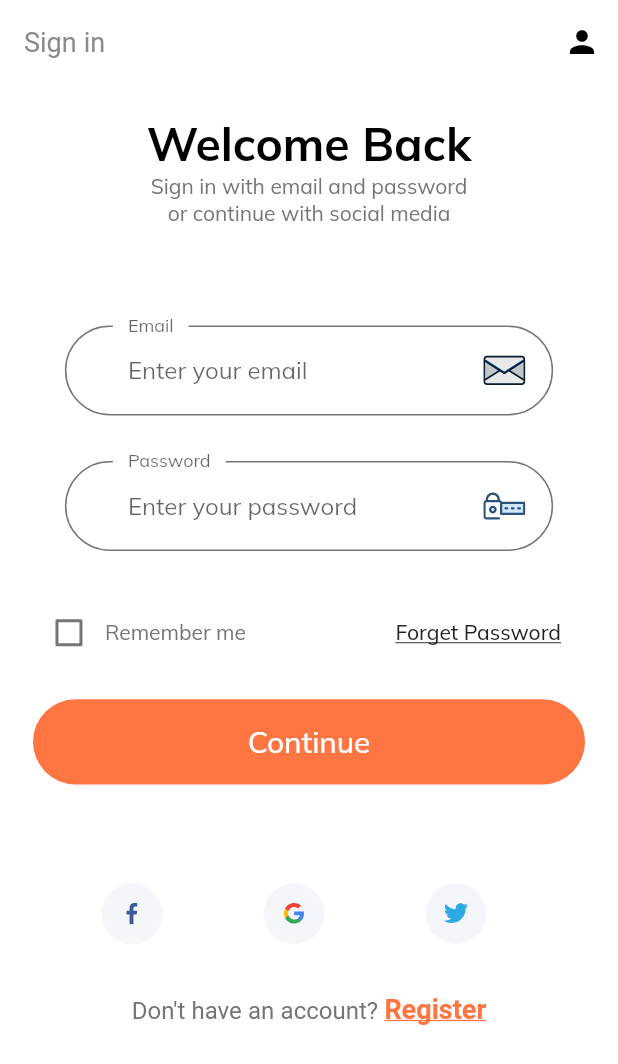
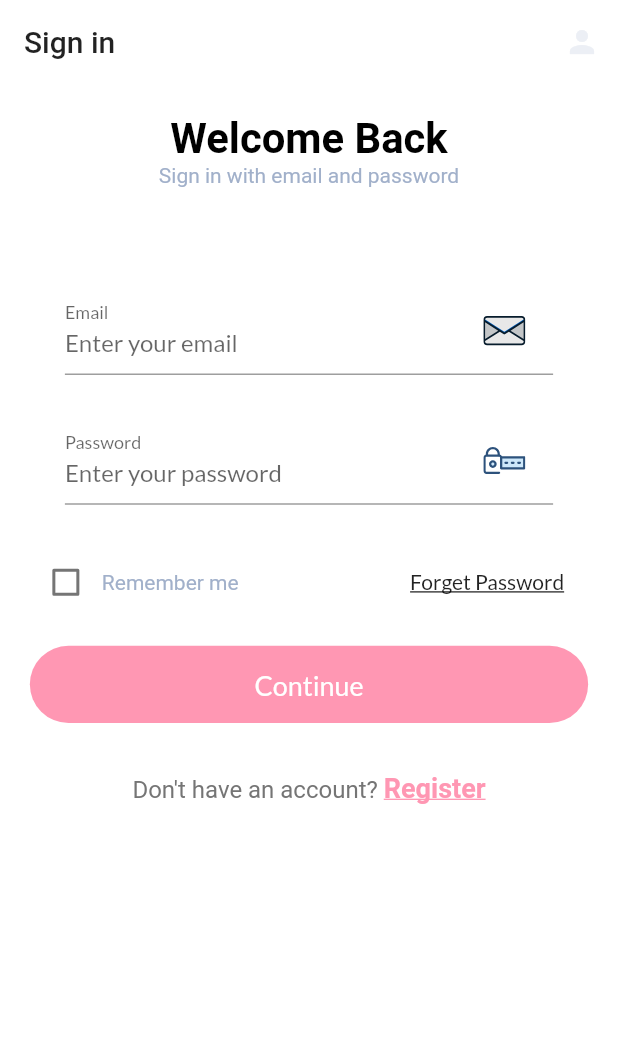
Before and after one commit to nouhben/flutter-firebase, a Flutter app: the screen it shows after launch, on a phone screen of 412 x 824 dp. Shown: the top 1064 px of the screen. Run offline on Flutter 3.47's test engine with Material 2 defaults, Android fonts, the phone set to English and light mode, and no system bars; our stand-ins replace cloud_firestore, firebase_auth, firebase_core, flutter_spinkit, flutter_svg, google_fonts; accounts and stored records are empty.

Commit message:
🎨 Added some new structure to the main project

```diff
--- a/lib/components/costume_suffix_icon.dart
+++ b/lib/components/costume_suffix_icon.dart
@@ -1,6 +1,6 @@
 import 'package:flutter/material.dart';
 import 'package:flutter_svg/flutter_svg.dart';
-import 'package:please_work/size_config.dart';
+import 'package:please_work/shared/size_config.dart';
 
 class CostumeSuffixIcon extends StatelessWidget {
   final String svgName;
@@ -16,7 +16,7 @@ class CostumeSuffixIcon extends StatelessWidget {
       child: SvgPicture.asset(
         svgName,
         width: 35,
-        height: SizeConfig.getProportionateScreenHeight(18),
+        height: getProportionateScreenHeight(18),
       ),
     );
   }
--- a/lib/components/default_button.dart
+++ b/lib/components/default_button.dart
@@ -1,5 +1,5 @@
 import 'package:flutter/material.dart';
-import 'package:please_work/size_config.dart';
+import 'package:please_work/shared/size_config.dart';
 
 class DefaultButton extends StatelessWidget {
   final String text;
@@ -16,7 +16,7 @@ class DefaultButton extends StatelessWidget {
   Widget build(BuildContext context) {
     return SizedBox(
       width: double.infinity,
-      height: SizeConfig.getProportionateScreenHeight(56),
+      height: getProportionateScreenHeight(56),
       child: FlatButton(
         shape: RoundedRectangleBorder(
           borderRadius: BorderRadius.circular(30),
@@ -26,7 +26,7 @@ class DefaultButton extends StatelessWidget {
           this.text,
           style: TextStyle(
             color: Colors.white,
-            fontSize: SizeConfig.getProportionateScreenWidth(18),
+            fontSize: getProportionateScreenWidth(18),
           ),
         ),
         color: this.color,
--- a/lib/components/no_account_text.dart
+++ b/lib/components/no_account_text.dart
@@ -1,5 +1,5 @@
 import 'package:flutter/material.dart';
-import 'package:please_work/constants.dart';
+import 'package:please_work/shared/constants.dart';
 
 class NoAccountText extends StatelessWidget {
   final String text1;
--- a/lib/components/social_crad.dart
+++ b/lib/components/social_crad.dart
@@ -1,6 +1,6 @@
 import 'package:flutter/material.dart';
 import 'package:flutter_svg/flutter_svg.dart';
-import 'package:please_work/size_config.dart';
+import 'package:please_work/shared/size_config.dart';
 
 class SocialCard extends StatelessWidget {
   const SocialCard({
@@ -19,10 +19,10 @@ class SocialCard extends StatelessWidget {
       child: Container(
         margin: EdgeInsets.only(right: 20),
         padding: EdgeInsets.all(
-          SizeConfig.getProportionateScreenWidth(12),
+          getProportionateScreenWidth(12),
         ),
-        height: SizeConfig.getProportionateScreenHeight(40),
-        width: SizeConfig.getProportionateScreenWidth(40),
+        height: getProportionateScreenHeight(40),
+        width: getProportionateScreenWidth(40),
         decoration: BoxDecoration(
           shape: BoxShape.circle,
           color: Color(0xfff5f6f9),
--- a/lib/main.dart
+++ b/lib/main.dart
@@ -3,7 +3,7 @@ import 'package:flutter/material.dart';
 import 'package:please_work/models/user.dart';
 import 'package:please_work/screens/wrapper.dart';
 import 'package:please_work/services/authentication_service.dart';
-import 'package:please_work/theme.dart';
+import 'package:please_work/shared/theme.dart';
 import 'package:provider/provider.dart';
 
 void main() async {
@@ -20,7 +20,8 @@ class MyApp extends StatelessWidget {
       value: AuthService().user, //the stream we are listening to
       child: MaterialApp(
         title: 'Flutter Demo',
-        theme: myAppThemeData(),
+        theme: themeData(context),
+        darkTheme: darkThemeData(context),
         home: Wrapper(),
       ),
     );
--- a/lib/screens/authenticat/signin/components/body.dart
+++ b/lib/screens/authenticat/signin/components/body.dart
@@ -1,20 +1,19 @@
 import 'package:flutter/material.dart';
 import 'package:please_work/components/no_account_text.dart';
-import 'package:please_work/components/social_crad.dart';
 import 'package:please_work/screens/authenticat/register/register_screen.dart';
 import 'package:please_work/screens/authenticat/signin/components/sign_in_form.dart';
-import 'package:please_work/size_config.dart';
+import 'package:please_work/shared/size_config.dart';
 
 class Body extends StatelessWidget {
   @override
   Widget build(BuildContext context) {
-    SizeConfig.init(context);
+    SizeConfig().init(context);
     return SafeArea(
       child: SizedBox(
         width: double.infinity,
         child: Padding(
           padding: EdgeInsets.symmetric(
-            horizontal: SizeConfig.getProportionateScreenWidth(20),
+            horizontal: getProportionateScreenWidth(20),
           ),
           child: SingleChildScrollView(
             scrollDirection: Axis.vertical,
@@ -26,36 +25,16 @@ class Body extends StatelessWidget {
                   style: TextStyle(
                     color: Colors.black,
                     fontWeight: FontWeight.bold,
-                    fontSize: SizeConfig.getProportionateScreenWidth(28),
+                    fontSize: getProportionateScreenWidth(28),
                   ),
                 ),
                 Text(
-                  'Sign in with email and password\nor continue with social media',
+                  'Sign in with email and password',
                   textAlign: TextAlign.center,
                 ),
                 //SizeConfig.screenHeight * 0.08
                 SizedBox(height: SizeConfig.screenHeight * 0.08),
                 SignForm(),
-                //
-                SizedBox(height: SizeConfig.screenHeight * 0.08),
-                Row(
-                  mainAxisAlignment: MainAxisAlignment.spaceEvenly,
-                  children: [
-                    SocialCard(
-                      image: 'assets/icons/facebook-2.svg',
-                      onPress: () {},
-                    ),
-                    SocialCard(
-                      image: 'assets/icons/google-icon.svg',
-                      onPress: () {},
-                    ),
-                    SocialCard(
-                      image: 'assets/icons/twitter.svg',
-                      onPress: () {},
-                    ),
-                  ],
-                ),
-
                 SizedBox(height: SizeConfig.screenHeight * 0.04),
                 NoAccountText(
                   text1: 'Don\'t have an account? ',
--- a/lib/screens/authenticat/signin/components/sign_in_form.dart
+++ b/lib/screens/authenticat/signin/components/sign_in_form.dart
@@ -2,10 +2,10 @@ import 'package:flutter/material.dart';
 import 'package:please_work/components/costume_suffix_icon.dart';
 import 'package:please_work/components/default_button.dart';
 import 'package:please_work/components/form_error.dart';
-import 'package:please_work/constants.dart';
+import 'package:please_work/shared/constants.dart';
 import 'package:please_work/services/authentication_service.dart';
 import 'package:please_work/shared/loading.dart';
-import 'package:please_work/size_config.dart';
+import 'package:please_work/shared/size_config.dart';
 
 class SignForm extends StatefulWidget {
   @override
@@ -33,12 +33,12 @@ class _SignFormState extends State<SignForm> {
                   width: SizeConfig.screenWidth * 0.79,
                   child: buildEmailFormField(),
                 ),
-                SizedBox(height: SizeConfig.getProportionateScreenHeight(30)),
+                SizedBox(height: getProportionateScreenHeight(30)),
                 SizedBox(
                   width: SizeConfig.screenWidth * 0.79,
                   child: buildPasswordFormField(),
                 ),
-                SizedBox(height: SizeConfig.getProportionateScreenHeight(30)),
+                SizedBox(height: getProportionateScreenHeight(30)),
                 Row(
                   children: [
                     Checkbox(
@@ -64,7 +64,7 @@ class _SignFormState extends State<SignForm> {
                   ],
                 ),
                 FormError(errors: errors),
-                SizedBox(height: SizeConfig.getProportionateScreenHeight(20)),
+                SizedBox(height: getProportionateScreenHeight(20)),
                 DefaultButton(
                   text: 'Continue',
                   color: kPrimaryColor,
--- /dev/null
+++ b/lib/shared/size_config.dart
@@ -0,0 +1,31 @@
+import 'package:flutter/material.dart';
+
+class SizeConfig {
+  static MediaQueryData _mediaQueryData;
+  static double screenWidth;
+  static double screenHeight;
+  static double defaultSize;
+  static Orientation orientation;
+
+  void init(BuildContext context) {
+    _mediaQueryData = MediaQuery.of(context);
+    screenWidth = _mediaQueryData.size.width;
+    screenHeight = _mediaQueryData.size.height;
+    orientation = _mediaQueryData.orientation;
+  }
+}
+
+// Get the proportionate height as per screen size
+double getProportionateScreenHeight(double inputHeight) {
+  double screenHeight = SizeConfig.screenHeight;
+  // 896 is the layout height that designer use
+  // or you can say iPhone 11
+  return (inputHeight / 896.0) * screenHeight;
+}
+
+// Get the proportionate height as per screen size
+double getProportionateScreenWidth(double inputWidth) {
+  double screenWidth = SizeConfig.screenWidth;
+  // 414 is the layout width that designer use
+  return (inputWidth / 414.0) * screenWidth;
+}
--- /dev/null
+++ b/lib/shared/theme.dart
@@ -0,0 +1,54 @@
+import 'package:flutter/material.dart';
+import 'package:google_fonts/google_fonts.dart';
+
+import 'constants.dart';
+
+// Our light/Primary Theme
+ThemeData themeData(BuildContext context) {
+  return ThemeData(
+    appBarTheme: appBarTheme,
+    primaryColor: kPrimaryColor,
+    accentColor: kAccentLightColor,
+    scaffoldBackgroundColor: Colors.white,
+    colorScheme: ColorScheme.light(
+      secondary: kSecondaryLightColor,
+      // on light theme surface = Colors.white by default
+    ),
+    backgroundColor: Colors.white,
+    iconTheme: IconThemeData(color: kBodyTextColorLight),
+    accentIconTheme: IconThemeData(color: kAccentIconLightColor),
+    primaryIconTheme: IconThemeData(color: kPrimaryIconLightColor),
+    textTheme: GoogleFonts.latoTextTheme().copyWith(
+      bodyText1: TextStyle(color: kBodyTextColorLight),
+      bodyText2: TextStyle(color: kBodyTextColorLight),
+      headline4: TextStyle(color: kTitleTextLightColor, fontSize: 32),
+      headline1: TextStyle(color: kTitleTextLightColor, fontSize: 80),
+    ),
+  );
+}
+
+// Dark Them
+ThemeData darkThemeData(BuildContext context) {
+  return ThemeData.dark().copyWith(
+    primaryColor: kPrimaryColor,
+    accentColor: kAccentDarkColor,
+    scaffoldBackgroundColor: Color(0xFF0D0C0E),
+    appBarTheme: appBarTheme,
+    colorScheme: ColorScheme.light(
+      secondary: kSecondaryDarkColor,
+      surface: kSurfaceDarkColor,
+    ),
+    backgroundColor: kBackgroundDarkColor,
+    iconTheme: IconThemeData(color: kBodyTextColorDark),
+    accentIconTheme: IconThemeData(color: kAccentIconDarkColor),
+    primaryIconTheme: IconThemeData(color: kPrimaryIconDarkColor),
+    textTheme: GoogleFonts.latoTextTheme().copyWith(
+      bodyText1: TextStyle(color: kBodyTextColorDark),
+      bodyText2: TextStyle(color: kBodyTextColorDark),
+      headline4: TextStyle(color: kTitleTextDarkColor, fontSize: 32),
+      headline1: TextStyle(color: kTitleTextDarkColor, fontSize: 80),
+    ),
+  );
+}
+
+AppBarTheme appBarTheme = AppBarTheme(color: Colors.transparent, elevation: 0);
--- a/lib/size_config.dart
+++ /dev/null
@@ -1,31 +0,0 @@
-import 'package:flutter/material.dart';
-
-class SizeConfig {
-  static MediaQueryData _mediaQueryData;
-  static double screenWidth;
-  static double screenHeight;
-  //static double defaultSize;
-  static Orientation orientation;
-
-  static void init(BuildContext context) {
-    _mediaQueryData = MediaQuery.of(context);
-    screenWidth = _mediaQueryData.size.width;
-    screenHeight = _mediaQueryData.size.height;
-    orientation = _mediaQueryData.orientation;
-    // On iPhone 11 defailt size is almost = 10
-    // So if the screen size varies our defaultSize should also vary
-    // defaultSize = orientation == Orientation.landscape
-    //     ? screenHeight * 0.024
-    //     : screenWidth * 0.024;
-  }
-
-  static double getProportionateScreenHeight(double inputHeight) {
-    double screenHeight = SizeConfig.screenHeight;
-    return (inputHeight / 812.0) * screenHeight;
-  }
-
-  static double getProportionateScreenWidth(double inputWidth) {
-    double screenWidth = SizeConfig.screenWidth;
-    return (inputWidth / 375.0) * screenWidth;
-  }
-}
--- a/lib/theme.dart
+++ /dev/null
@@ -1,38 +0,0 @@
-import 'package:flutter/material.dart';
-import 'package:google_fonts/google_fonts.dart';
-import 'package:please_work/constants.dart';
-
-ThemeData myAppThemeData() {
-  return ThemeData(
-    scaffoldBackgroundColor: Colors.white,
-    visualDensity: VisualDensity.adaptivePlatformDensity,
-    fontFamily: GoogleFonts.muli().fontFamily,
-    textTheme: TextTheme(
-      bodyText1: TextStyle(color: kTextColor),
-      bodyText2: TextStyle(color: kTextColor),
-    ),
-    appBarTheme: AppBarTheme(
-      elevation: 0,
-      color: Colors.white,
-      brightness: Brightness.light,
-      iconTheme: IconThemeData(color: Colors.black),
-      textTheme: TextTheme(
-        headline6: TextStyle(color: Color(0xff8b8b8b), fontSize: 18.0),
-      ),
-    ),
-    inputDecorationTheme: InputDecorationTheme(
-      floatingLabelBehavior: FloatingLabelBehavior.always,
-      contentPadding: EdgeInsets.symmetric(horizontal: 42, vertical: 20),
-      enabledBorder: OutlineInputBorder(
-        borderRadius: BorderRadius.circular(30),
-        borderSide: BorderSide(color: kTextColor),
-        gapPadding: 10.0,
-      ),
-      focusedBorder: OutlineInputBorder(
-        borderRadius: BorderRadius.circular(30),
-        borderSide: BorderSide(color: kTextColor),
-        gapPadding: 10.0,
-      ),
-    ),
-  );
-}
--- a/pubspec.yaml
+++ b/pubspec.yaml
@@ -19,6 +19,7 @@ dependencies:
   http: ^0.12.2
   provider: ^4.3.2+1 #For state management
   flutter_spinkit: ^4.1.2 #to wait till the netweork response or data arrives
+  shared_preferences: ^0.5.10
 
 dev_dependencies:
   flutter_test:
```
Also changed, not shown: lib/screens/authenticat/register/components/body.dart (+4 -4 lines), lib/screens/authenticat/register/components/sign_up_form.dart (+6 -6 lines), lib/screens/home/home_screen.dart (+60 -2 lines), lib/shared/constants.dart (renamed from lib/constants.dart, +21 -1 lines), lib/shared/routes.dart (renamed from lib/routes.dart), pubspec.lock, 1 other file.
